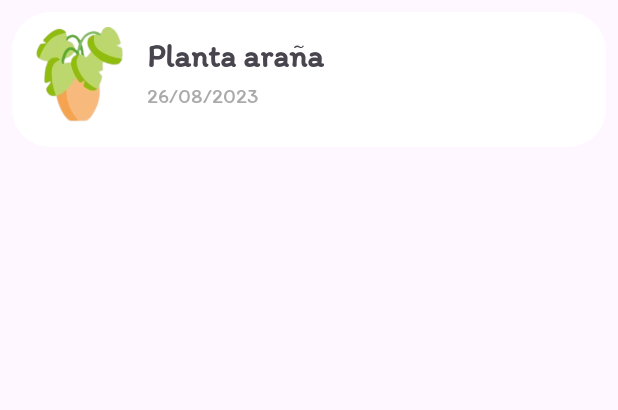
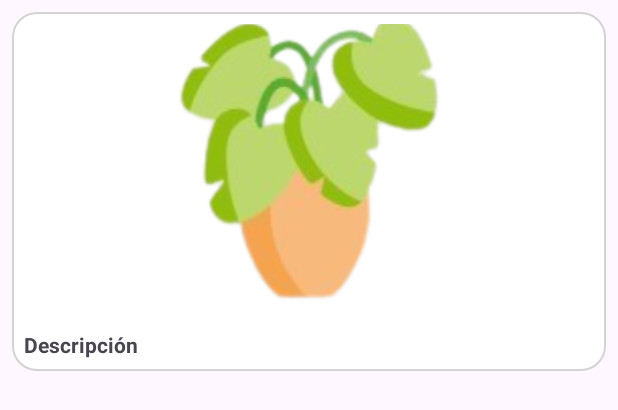
Before and after one commit to Abimael-Ochoa/Botanicare, an Android app: the layout item_galeria.xml on its own in the app's theme, with its tools: preview values and no code run, on a phone screen of 412 x 824 dp. Shown: the top 410 px of the screen. Run offline under Robolectric (Android 15) with nearby library versions, the phone set to English and light mode, and no system bars.

Commit message:
nuevo item de galeria de las plantas

```diff
--- a/app/src/main/res/layout/item_galeria.xml
+++ b/app/src/main/res/layout/item_galeria.xml
@@ -2,41 +2,27 @@
     xmlns:android="http://schemas.android.com/apk/res/android"
     android:layout_width="match_parent"
     android:layout_height="wrap_content"
-    android:orientation="horizontal"
-    android:padding="10dp"
-    android:background="@drawable/background_cantidad"
-    android:layout_margin="8dp">
+    android:orientation="vertical"
+    android:background="@drawable/bg_item_rounded"
+    android:padding="8dp"
+    android:layout_margin="8dp"
+    android:gravity="center"
+    android:clickable="true"
+    android:focusable="true">>
 
     <ImageView
-        android:id="@+id/plant_image"
-        android:layout_width="70dp"
-        android:layout_height="70dp"
+        android:id="@+id/imageView"
+        android:layout_width="200dp"
+        android:layout_height="200dp"
         android:src="@drawable/ic_plant"
-        android:contentDescription="Plant Image"/>
+        android:scaleType="centerCrop" />
 
-    <LinearLayout
-        android:layout_width="0dp"
+    <TextView
+        android:id="@+id/tv_description"
+        android:layout_width="match_parent"
         android:layout_height="wrap_content"
-        android:orientation="vertical"
-        android:layout_weight="1"
-        android:paddingStart="10dp">
+        android:text="Descripción"
+        android:paddingTop="4dp"
+        android:textStyle="bold" />
 
-        <TextView
-            android:id="@+id/plant_name"
-            android:layout_width="wrap_content"
-            android:layout_height="wrap_content"
-            android:text="Planta araña"
-            android:fontFamily="@font/my_custom_font"
-            android:textSize="21sp"
-            android:layout_marginTop="5dp"
-            android:textStyle="bold" />
-        <TextView
-            android:id="@+id/tvFechaAdquirida"
-            android:layout_width="wrap_content"
-            android:layout_height="wrap_content"
-            android:text="26/08/2023"
-            android:fontFamily="@font/my_custom_font"
-            android:textSize="14sp"
-            android:textColor="@android:color/darker_gray" />
-    </LinearLayout>
 </LinearLayout>
```
